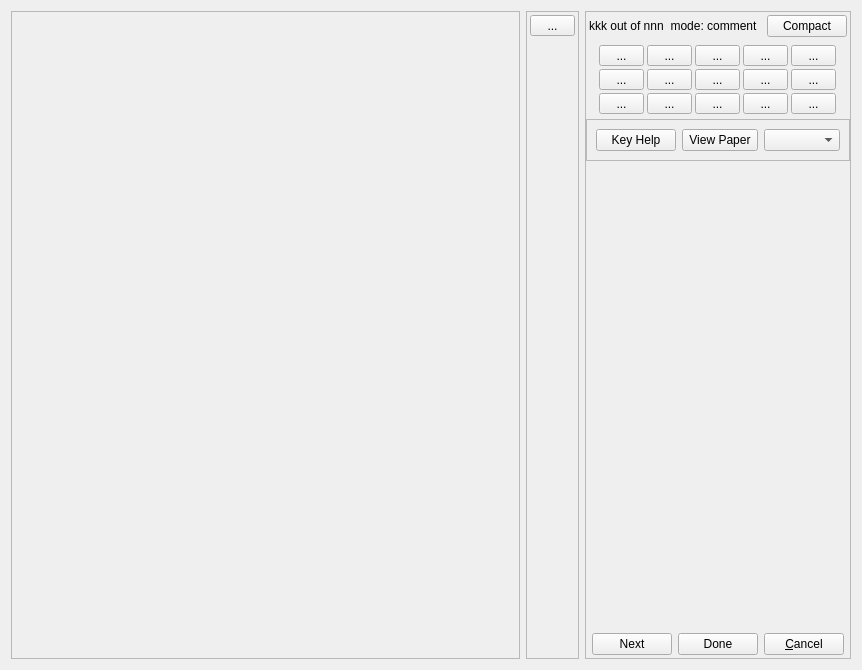
plomgrading/plom, file qtCreatorFiles/ui_annotator_lhm.ui: the form before one commit.
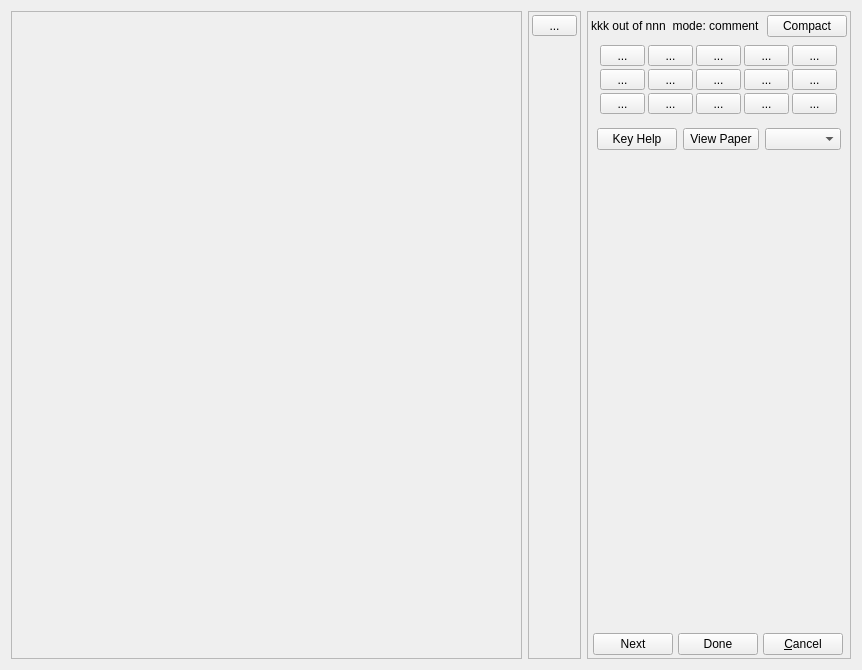
The form after the commit.

Commit message: remove border from new frame

Patch:
```diff
--- a/qtCreatorFiles/ui_annotator_lhm.ui
+++ b/qtCreatorFiles/ui_annotator_lhm.ui
@@ -404,7 +404,7 @@
       <item>
        <widget class="QFrame" name="frame_4">
         <property name="frameShape">
-         <enum>QFrame::StyledPanel</enum>
+         <enum>QFrame::NoFrame</enum>
         </property>
         <property name="frameShadow">
          <enum>QFrame::Raised</enum>
```
The commit also changes 3 other files.
